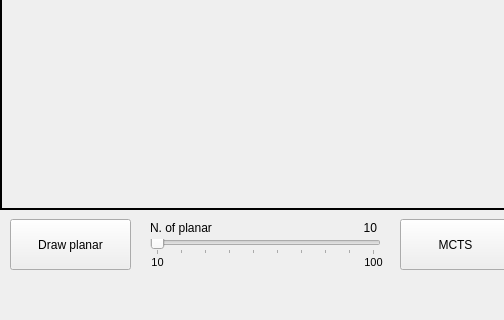
The window that ui_treesearch.ui (hosunkang/MCTS) describes before a commit, drawn with Qt 5; both pictures show x 0 to 504 and y 291 to 611 of the 1022 by 611 pixel window.
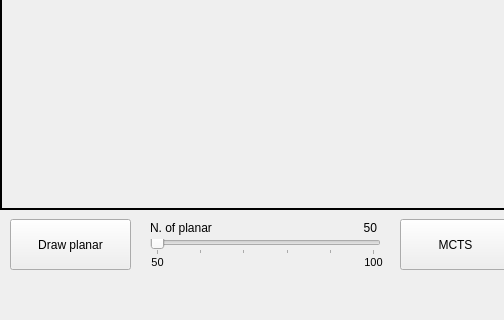
The same window after the commit.

The edit to the form file:
```diff
--- a/ui_treesearch.ui
+++ b/ui_treesearch.ui
@@ -107,7 +107,7 @@
       <cursorShape>PointingHandCursor</cursorShape>
      </property>
      <property name="minimum">
-      <number>10</number>
+      <number>50</number>
      </property>
      <property name="maximum">
       <number>100</number>
@@ -177,7 +177,7 @@
       </font>
      </property>
      <property name="text">
-      <string>10</string>
+      <string>50</string>
      </property>
      <property name="alignment">
       <set>Qt::AlignCenter</set>
@@ -256,7 +256,7 @@
       </rect>
      </property>
      <property name="text">
-      <string>10</string>
+      <string>50</string>
      </property>
      <property name="alignment">
       <set>Qt::AlignRight|Qt::AlignTrailing|Qt::AlignVCenter</set>
```
